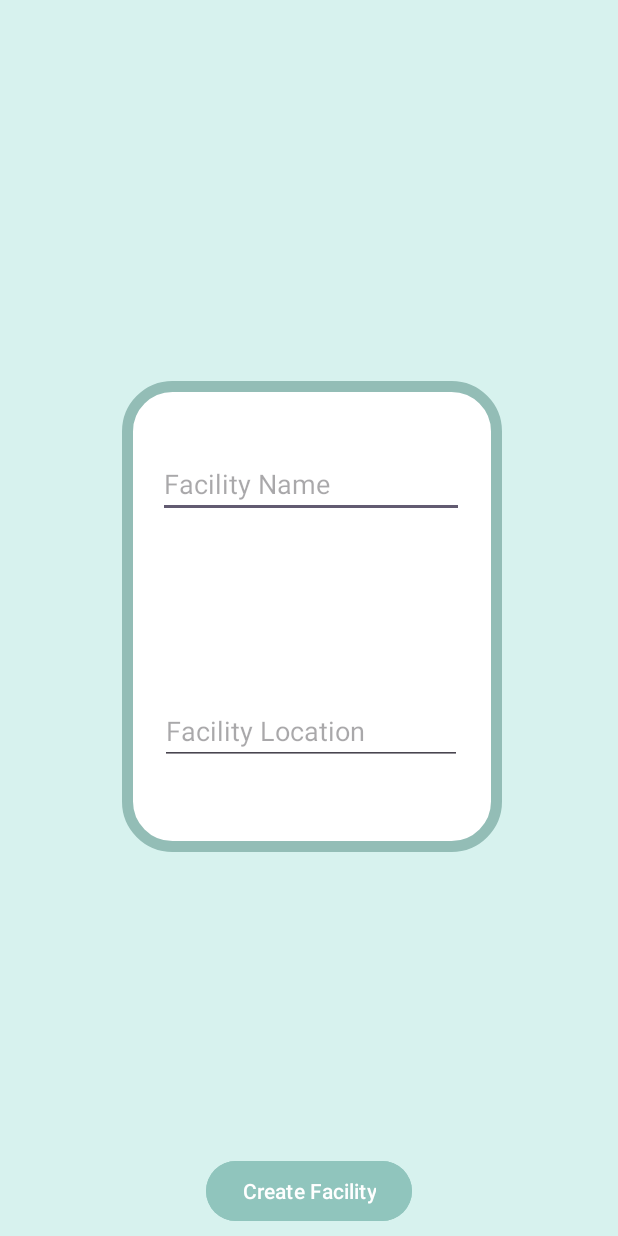
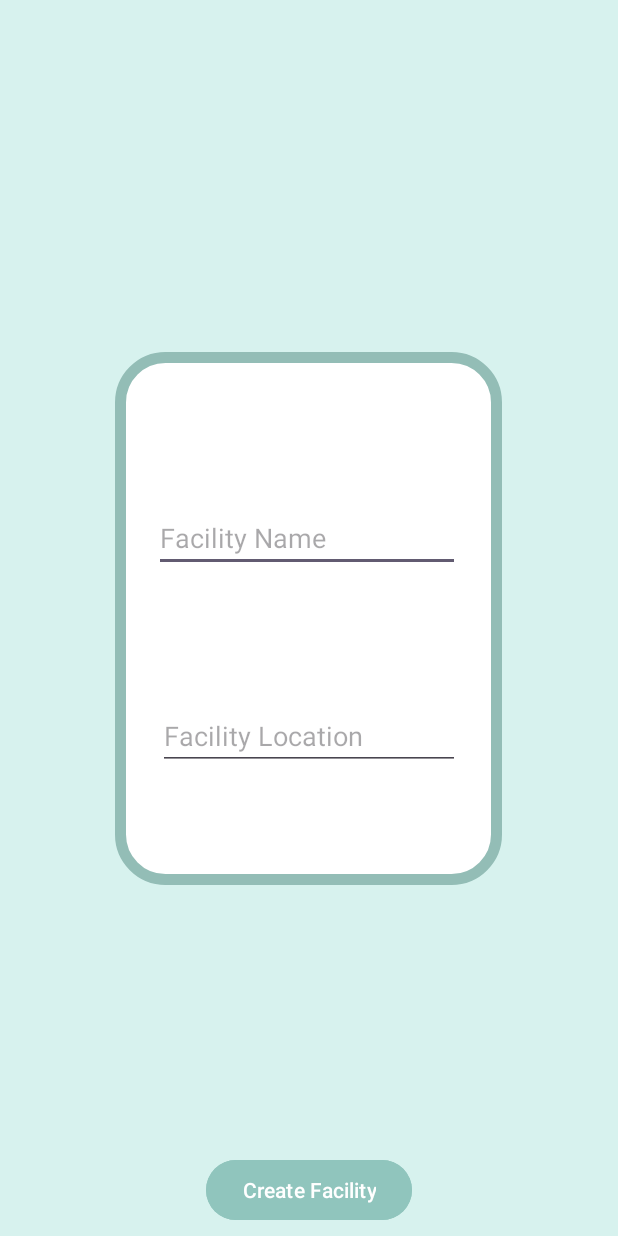
Before and after one commit to CMPUT301F24dreams/dreams-Athena, an Android app: the layout create_facility.xml on its own in the app's theme, with its tools: preview values and no code run, on a phone screen of 412 x 824 dp. Run offline under Robolectric (Android 15) with nearby library versions, the phone set to English and light mode, and no system bars; Roboto replaces fonts that are not available here.

Commit message:
Completed the facility management user stories, on to facility deletion by the admin.

```diff
--- a/Athena/app/src/main/java/com/example/athena/Firebase/userDB.java
+++ b/Athena/app/src/main/java/com/example/athena/Firebase/userDB.java
@@ -40,7 +40,7 @@ public class  userDB {
         Task ueRef = db.collection("Users/" + deviceID + "/Events").get();
         return ueRef;
     }
-    public Task<QuerySnapshot> getUserFacility(String deviceID) {
+    public Task<QuerySnapshot> getOrgFacility(String deviceID) {
         Task ueRef = db.collection("Users/" + deviceID + "/Facility").get();
         return ueRef;
     }
--- a/Athena/app/src/main/res/layout/create_facility.xml
+++ b/Athena/app/src/main/res/layout/create_facility.xml
@@ -10,8 +10,8 @@
 
     <TextView
         android:id="@+id/UIBox"
-        android:layout_width="253dp"
-        android:layout_height="314dp"
+        android:layout_width="258dp"
+        android:layout_height="355dp"
         android:layout_marginStart="16dp"
         android:layout_marginEnd="16dp"
         android:background="@drawable/border"
@@ -20,10 +20,9 @@
         android:visibility="visible"
         app:layout_constraintBottom_toBottomOf="parent"
         app:layout_constraintEnd_toEndOf="parent"
-        app:layout_constraintHorizontal_bias="0.518"
+        app:layout_constraintHorizontal_bias="0.495"
         app:layout_constraintStart_toStartOf="parent"
-        app:layout_constraintTop_toTopOf="parent"
-        app:layout_constraintVertical_bias="0.498" />
+        app:layout_constraintTop_toTopOf="parent" />
 
     <Button
         android:id="@+id/createFacilityButton"
@@ -41,30 +40,31 @@
         android:id="@+id/facility_name_editText"
         android:layout_width="204dp"
         android:layout_height="44dp"
-        android:layout_marginStart="57dp"
-        android:layout_marginEnd="57dp"
+        android:layout_marginTop="80dp"
+        android:layout_marginBottom="68dp"
         android:ems="10"
         android:hint="Facility Name"
         android:inputType="text"
-        app:layout_constraintBottom_toBottomOf="@+id/UIBox"
-        app:layout_constraintEnd_toEndOf="@+id/UIBox"
-        app:layout_constraintHorizontal_bias="0.515"
-        app:layout_constraintStart_toStartOf="@+id/UIBox"
-        app:layout_constraintTop_toTopOf="parent"
-        app:layout_constraintVertical_bias="0.575" />
+        app:layout_constraintBottom_toTopOf="@+id/facility_location_textView"
+        app:layout_constraintEnd_toEndOf="parent"
+        app:layout_constraintHorizontal_bias="0.492"
+        app:layout_constraintStart_toStartOf="parent"
+        app:layout_constraintTop_toTopOf="@+id/UIBox" />
 
     <EditText
         android:id="@+id/facility_location_textView"
         android:layout_width="201dp"
         android:layout_height="41dp"
-        android:layout_marginBottom="260dp"
+        android:layout_marginTop="148dp"
+        android:layout_marginBottom="256dp"
         android:ems="10"
         android:hint="Facility Location"
         android:inputType="text"
         app:layout_constraintBottom_toTopOf="@+id/createFacilityButton"
-        app:layout_constraintEnd_toEndOf="@+id/UIBox"
-        app:layout_constraintHorizontal_bias="0.49"
-        app:layout_constraintStart_toStartOf="@+id/UIBox" />
+        app:layout_constraintEnd_toEndOf="parent"
+        app:layout_constraintStart_toStartOf="parent"
+        app:layout_constraintTop_toTopOf="@+id/UIBox"
+        app:layout_constraintVertical_bias="1.0" />
 
 
 </androidx.constraintlayout.widget.ConstraintLayout>
--- a/Athena/app/src/main/res/layout/fragment_facility_details.xml
+++ b/Athena/app/src/main/res/layout/fragment_facility_details.xml
@@ -49,7 +49,6 @@
             android:layout_width="match_parent"
             android:layout_height="107dp"
             android:fontFamily="@font/bai_jamjuree_bold"
-            android:text="Facility Name"
             android:textAlignment="center"
             android:textSize="20sp"
             android:textStyle="bold" />
@@ -70,7 +69,6 @@
             android:layout_width="match_parent"
             android:layout_height="95dp"
             android:fontFamily="@font/bai_jamjuree_bold"
-            android:text="Facility Location "
             android:textAlignment="center"
             android:textSize="20sp"
             android:textStyle="bold" />
```
Also changed, not shown: Athena/app/src/main/java/com/example/athena/EntrantAndOrganizerFragments/facilityDetails.java (+98 -15 lines), Athena/app/src/main/java/com/example/athena/EntrantAndOrganizerFragments/homeScreen.java (+115 -15 lines), 1 other file.
